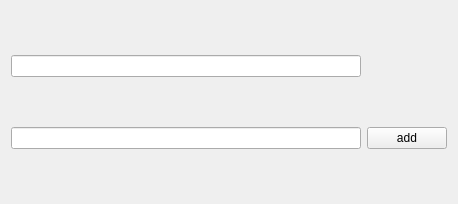
Before: the Qt Designer form client/include/add_project.ui in cowboymalboro1884/MessLess, drawn with Qt 5.
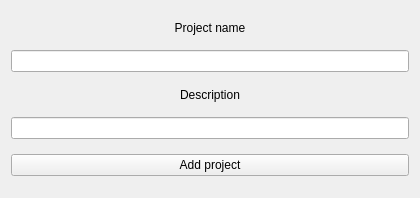
After: the same form once the commit is applied.

Commit message: вот теперь все работает, появилось окно добавление проекта, пока что без функции добавления

What changed in the file:
```diff
--- a/client/include/add_project.ui
+++ b/client/include/add_project.ui
@@ -6,26 +6,58 @@
    <rect>
     <x>0</x>
     <y>0</y>
-    <width>458</width>
-    <height>204</height>
+    <width>420</width>
+    <height>198</height>
    </rect>
   </property>
   <property name="windowTitle">
    <string>Form</string>
   </property>
-  <layout class="QGridLayout" name="gridLayout" rowminimumheight="0,0,0">
-   <item row="2" column="1">
+  <layout class="QGridLayout" name="gridLayout">
+   <item row="0" column="0">
+    <widget class="QLabel" name="name_label">
+     <property name="maximumSize">
+      <size>
+       <width>16777215</width>
+       <height>15</height>
+      </size>
+     </property>
+     <property name="text">
+      <string>Project name</string>
+     </property>
+     <property name="alignment">
+      <set>Qt::AlignCenter</set>
+     </property>
+    </widget>
+   </item>
+   <item row="1" column="0">
+    <widget class="QLineEdit" name="name_lineEdit"/>
+   </item>
+   <item row="4" column="0">
     <widget class="QPushButton" name="addProject">
      <property name="text">
-      <string>add</string>
+      <string>Add project</string>
      </property>
     </widget>
    </item>
    <item row="2" column="0">
-    <widget class="QLineEdit" name="description"/>
+    <widget class="QLabel" name="description_label">
+     <property name="maximumSize">
+      <size>
+       <width>16777215</width>
+       <height>15</height>
+      </size>
+     </property>
+     <property name="text">
+      <string>Description</string>
+     </property>
+     <property name="alignment">
+      <set>Qt::AlignCenter</set>
+     </property>
+    </widget>
    </item>
-   <item row="1" column="0">
-    <widget class="QLineEdit" name="name"/>
+   <item row="3" column="0">
+    <widget class="QLineEdit" name="description_lineEdit"/>
    </item>
   </layout>
  </widget>
```
The commit also changes 5 other files.
